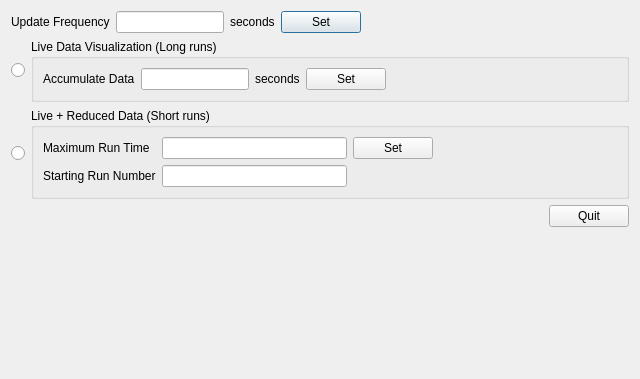
Old version of the form pyvdrive/interface/gui/ui_LiveDataViewSetup.ui in the repository neutrons/PyVDrive.
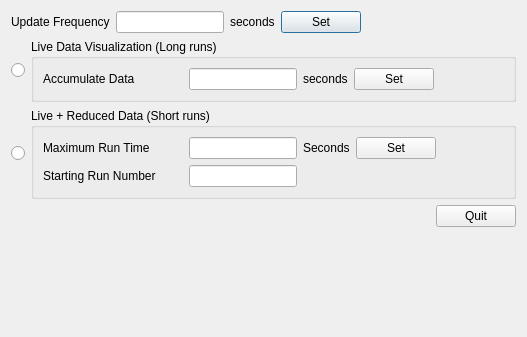
New version of the form.

What changed in the file:
```diff
--- a/pyvdrive/interface/gui/ui_LiveDataViewSetup.ui
+++ b/pyvdrive/interface/gui/ui_LiveDataViewSetup.ui
@@ -6,8 +6,8 @@
    <rect>
     <x>0</x>
     <y>0</y>
-    <width>640</width>
-    <height>379</height>
+    <width>527</width>
+    <height>337</height>
    </rect>
   </property>
   <property name="windowTitle">
@@ -115,6 +115,24 @@
         </item>
         <item row="0" column="0">
          <widget class="QLabel" name="label_3">
+          <property name="sizePolicy">
+           <sizepolicy hsizetype="Preferred" vsizetype="Preferred">
+            <horstretch>0</horstretch>
+            <verstretch>0</verstretch>
+           </sizepolicy>
+          </property>
+          <property name="minimumSize">
+           <size>
+            <width>140</width>
+            <height>0</height>
+           </size>
+          </property>
+          <property name="maximumSize">
+           <size>
+            <width>240</width>
+            <height>16777215</height>
+           </size>
+          </property>
           <property name="text">
            <string>Accumulate Data</string>
           </property>
@@ -151,6 +169,18 @@
        <layout class="QGridLayout" name="gridLayout_2">
         <item row="0" column="0">
          <widget class="QLabel" name="label">
+          <property name="minimumSize">
+           <size>
+            <width>140</width>
+            <height>0</height>
+           </size>
+          </property>
+          <property name="maximumSize">
+           <size>
+            <width>240</width>
+            <height>16777215</height>
+           </size>
+          </property>
           <property name="text">
            <string>Maximum Run Time</string>
           </property>
@@ -159,7 +189,7 @@
         <item row="0" column="1">
          <widget class="QLineEdit" name="lineEdit_maxRunTime"/>
         </item>
-        <item row="0" column="2">
+        <item row="0" column="3">
          <widget class="QPushButton" name="pushButton_setupMix2D">
           <property name="text">
            <string>Set</string>
@@ -168,6 +198,18 @@
         </item>
         <item row="1" column="0">
          <widget class="QLabel" name="label_2">
+          <property name="minimumSize">
+           <size>
+            <width>140</width>
+            <height>0</height>
+           </size>
+          </property>
+          <property name="maximumSize">
+           <size>
+            <width>240</width>
+            <height>16777215</height>
+           </size>
+          </property>
           <property name="text">
            <string>Starting Run Number</string>
           </property>
@@ -176,7 +218,7 @@
         <item row="1" column="1">
          <widget class="QLineEdit" name="lineEdit_run0"/>
         </item>
-        <item row="0" column="3">
+        <item row="0" column="4">
          <spacer name="horizontalSpacer_4">
           <property name="orientation">
            <enum>Qt::Horizontal</enum>
@@ -189,6 +231,13 @@
           </property>
          </spacer>
         </item>
+        <item row="0" column="2">
+         <widget class="QLabel" name="label_5">
+          <property name="text">
+           <string>Seconds</string>
+          </property>
+         </widget>
+        </item>
        </layout>
       </widget>
      </item>
```
Left out of the diff: 12 changed lines with no effect on the pictures.
